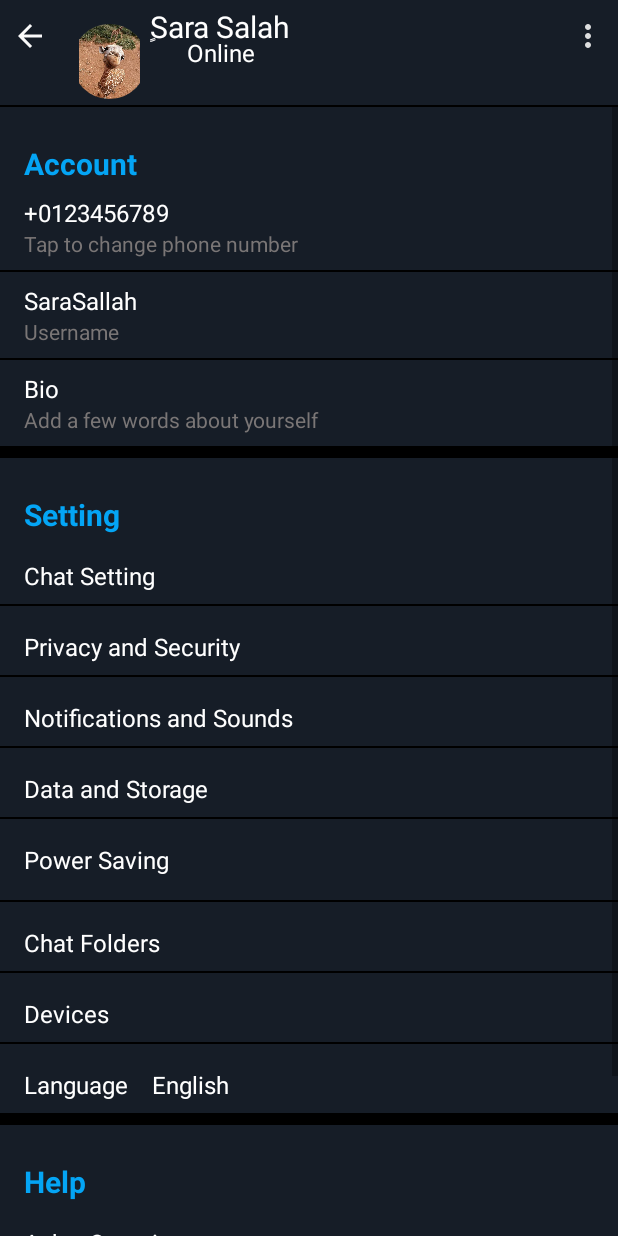
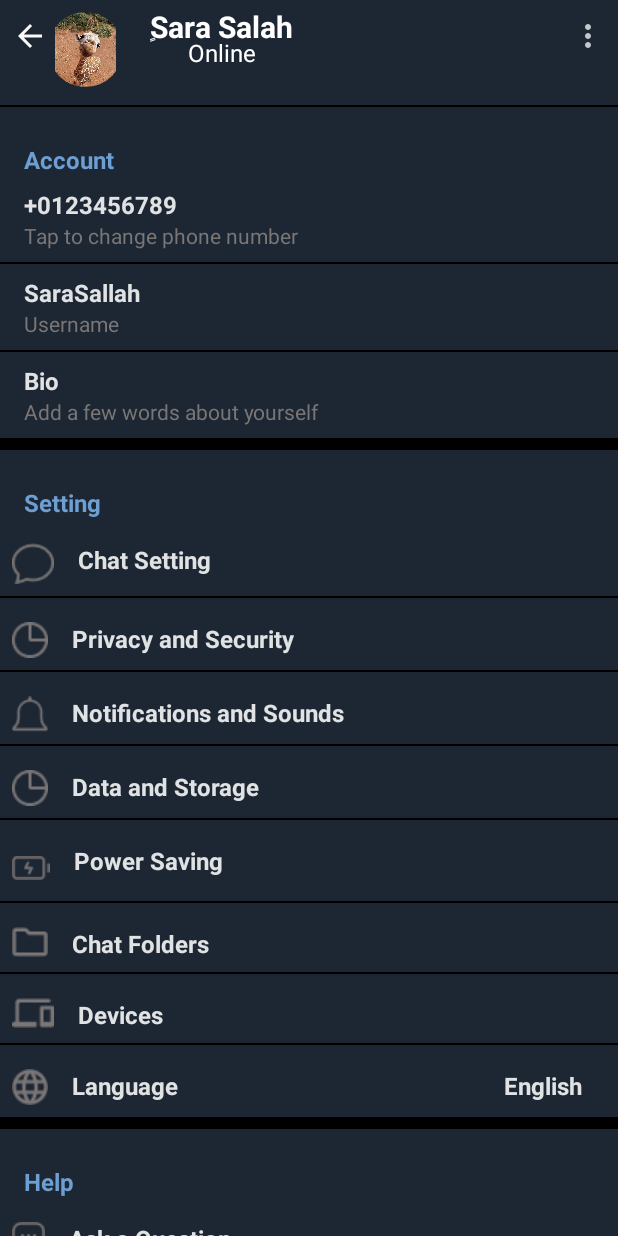
Before and after one commit to SaraSallah/Telegram-Profile, an Android app: the MainActivity screen opened directly, with no data from a screen before it, on a phone screen of 412 x 824 dp. Run offline under Robolectric (Android 15) with nearby library versions, the phone set to English and light mode, and no system bars.

Commit message:
update ui

```diff
--- /dev/null
+++ b/app/src/main/res/drawable/image_circle.xml
@@ -0,0 +1,6 @@
+<?xml version="1.0" encoding="utf-8"?>
+<shape xmlns:android="http://schemas.android.com/apk/res/android">
+    <corners
+        android:radius="50dp"/>
+
+</shape>
--- a/app/src/main/res/layout/activity_main.xml
+++ b/app/src/main/res/layout/activity_main.xml
@@ -23,6 +23,7 @@
         android:layout_width="50dp"
         android:layout_height="50dp"
         android:layout_marginStart="24dp"
+        android:background="@drawable/image_circle"
         android:layout_marginTop="8dp"
         android:src="@drawable/gra"
         app:layout_constraintStart_toStartOf="parent"
@@ -59,7 +60,7 @@
         android:textSize="@dimen/medium_text_Size"
         android:layout_marginBottom="@dimen/small_margin"
         android:paddingTop="4dp"
-        android:textColor="@color/white"
+        android:textColor="@color/White"
         app:layout_constraintStart_toStartOf="parent"
         app:layout_constraintTop_toTopOf="parent" />
 
@@ -68,7 +69,7 @@
         android:layout_width="wrap_content"
         android:layout_height="wrap_content"
         android:text="Online"
-        android:textColor="@color/white"
+        android:textColor="@color/White"
         android:paddingTop="24dp"
         android:textSize="@dimen/small_text_Size"
         app:layout_constraintEnd_toEndOf="@+id/name"
@@ -77,7 +78,7 @@
         tools:ignore="MissingConstraints"
         tools:layout_editor_absoluteY="31dp" />
 
-    <ScrollView
+    <androidx.core.widget.NestedScrollView
         android:id="@+id/scrollView2"
         android:layout_width="match_parent"
         android:layout_height="match_parent"
@@ -166,6 +167,12 @@
                 android:orientation="horizontal"
                 android:paddingTop="@dimen/small_padding"
                 android:paddingBottom="@dimen/small_padding">
+                <ImageView
+                    android:layout_width="wrap_content"
+                    android:layout_marginStart="@dimen/medium_margin"
+                    android:layout_height="wrap_content"
+                    android:layout_marginTop="@dimen/medium_margin"
+                    android:src="@drawable/chat"/>
 
                 <TextView
                     style="@style/normal"
@@ -186,6 +193,12 @@
                 android:orientation="horizontal"
                 android:paddingTop="@dimen/small_padding"
                 android:paddingBottom="@dimen/small_padding">
+                <ImageView
+                    android:layout_width="wrap_content"
+                    android:layout_marginStart="@dimen/medium_margin"
+                    android:layout_height="wrap_content"
+                    android:layout_marginTop="@dimen/medium_margin"
+                    android:src="@drawable/data"/>
 
                 <TextView
                     style="@style/normal"
@@ -209,6 +222,13 @@
                 android:paddingTop="@dimen/small_padding"
                 android:paddingBottom="@dimen/small_padding">
 
+                <ImageView
+                    android:layout_width="wrap_content"
+                    android:layout_marginStart="@dimen/medium_margin"
+                    android:layout_height="wrap_content"
+                    android:layout_marginTop="@dimen/medium_margin"
+                    android:src="@drawable/notificaton"/>
+
                 <TextView
                     style="@style/normal"
                     android:layout_width="match_parent"
@@ -228,6 +248,13 @@
                 android:orientation="horizontal"
                 android:paddingTop="@dimen/small_padding"
                 android:paddingBottom="@dimen/small_padding">
+                <ImageView
+                    android:layout_width="wrap_content"
+                    android:layout_marginStart="@dimen/medium_margin"
+                    android:layout_height="wrap_content"
+                    android:layout_marginTop="@dimen/medium_margin"
+                    android:src="@drawable/data"/>
+
 
                 <TextView
                     style="@style/normal"
@@ -248,6 +275,12 @@
                 android:orientation="horizontal"
                 android:paddingTop="@dimen/small_padding"
                 android:paddingBottom="@dimen/small_padding">
+                <ImageView
+                    android:layout_width="wrap_content"
+                    android:layout_marginStart="@dimen/medium_margin"
+                    android:layout_height="wrap_content"
+                    android:layout_marginTop="@dimen/large_margin"
+                    android:src="@drawable/power"/>
 
                 <TextView
                     style="@style/normal"
@@ -272,6 +305,13 @@
                 android:paddingTop="@dimen/small_padding"
                 android:paddingBottom="@dimen/small_padding">
 
+                <ImageView
+                    android:layout_width="wrap_content"
+                    android:layout_height="wrap_content"
+                    android:layout_marginStart="@dimen/medium_margin"
+                    android:layout_marginTop="@dimen/medium_margin"
+                    android:src="@drawable/chatfolder"/>
+
                 <TextView
                     style="@style/normal"
                     android:layout_width="match_parent"
@@ -291,6 +331,12 @@
                 android:orientation="horizontal"
                 android:paddingTop="@dimen/small_padding"
                 android:paddingBottom="@dimen/small_padding">
+                <ImageView
+                    android:layout_width="wrap_content"
+                    android:layout_marginStart="@dimen/medium_margin"
+                    android:layout_height="wrap_content"
+                    android:layout_marginTop="@dimen/medium_margin"
+                    android:src="@drawable/devices"/>
 
                 <TextView
                     style="@style/normal"
@@ -312,15 +358,24 @@
                 android:orientation="horizontal"
                 android:paddingTop="@dimen/small_padding"
                 android:paddingBottom="@dimen/small_padding">
+                <ImageView
+                    android:layout_width="wrap_content"
+                    android:layout_marginStart="@dimen/medium_margin"
+                    android:layout_height="wrap_content"
+                    android:layout_marginTop="@dimen/medium_margin"
+                    android:src="@drawable/language"/>
 
                 <TextView
                     style="@style/normal"
                     android:layout_width="wrap_content"
                     android:layout_height="wrap_content"
+                    android:layout_weight="1"
                     android:text="Language" />
+
 
                 <TextView
                     style="@style/normal"
+                    android:layout_marginEnd="@dimen/large_padding"
                     android:layout_width="wrap_content"
                     android:layout_height="wrap_content"
 
@@ -346,6 +401,12 @@
                 android:orientation="horizontal"
                 android:paddingTop="@dimen/small_padding"
                 android:paddingBottom="@dimen/small_padding">
+                <ImageView
+                    android:layout_width="wrap_content"
+                    android:layout_marginStart="@dimen/medium_margin"
+                    android:layout_height="wrap_content"
+                    android:layout_marginTop="@dimen/medium_margin"
+                    android:src="@drawable/chatsetting"/>
 
                 <TextView
                     style="@style/normal"
@@ -366,6 +427,12 @@
                 android:orientation="horizontal"
                 android:paddingTop="@dimen/small_padding"
                 android:paddingBottom="@dimen/small_padding">
+                <ImageView
+                    android:layout_width="wrap_content"
+                    android:layout_marginStart="@dimen/medium_margin"
+                    android:layout_height="wrap_content"
+                    android:layout_marginTop="@dimen/medium_margin"
+                    android:src="@drawable/fsq"/>
 
                 <TextView
                     style="@style/normal"
@@ -386,6 +453,12 @@
                 android:orientation="horizontal"
                 android:paddingTop="@dimen/small_padding"
                 android:paddingBottom="@dimen/small_padding">
+                <ImageView
+                    android:layout_width="wrap_content"
+                    android:layout_marginStart="@dimen/medium_margin"
+                    android:layout_height="wrap_content"
+                    android:layout_marginTop="@dimen/medium_margin"
+                    android:src="@drawable/privacyp"/>
 
                 <TextView
                     style="@style/normal"
@@ -399,7 +472,7 @@
         </LinearLayout>
 
 
-    </ScrollView>
+    </androidx.core.widget.NestedScrollView>
 
 
 </androidx.constraintlayout.motion.widget.MotionLayout>
--- a/app/src/main/res/values/colors.xml
+++ b/app/src/main/res/values/colors.xml
@@ -6,9 +6,10 @@
     <color name="teal_200">#FF03DAC5</color>
     <color name="teal_700">#FF018786</color>
     <color name="black">#FF000000</color>
-    <color name="white">#FFFFFFFF</color>
+    <color name="white">#DDFFFFFF</color>
     <color name="dark">#1A394A</color>
-    <color name="back">#161D27</color>
-    <color name="telegram">#04A5F5</color>
+    <color name="back">#1D2733</color>
+    <color name="telegram">#6E9FD3</color>
     <color name="hint">#7A7676</color>
+    <color name="White">#FFFFFF</color>
 </resources>
--- a/app/src/main/res/values/themes.xml
+++ b/app/src/main/res/values/themes.xml
@@ -18,7 +18,7 @@
     <item name="android:layout_marginStart">@dimen/large_margin</item>
     <item name="android:paddingTop">@dimen/small_padding</item>
     <item name="android:textSize">@dimen/small_text_Size</item>
-    <item name="android:textStyle">normal</item>
+        <item name="android:textStyle">bold</item>
 </style>
     <style name="hint" parent="Widget.AppCompat.TextView">
         <item name="android:textColor" >@color/hint</item>
@@ -29,7 +29,7 @@
     </style>
     <style name="Telegram" parent="Widget.AppCompat.TextView">
         <item name="android:textColor">@color/telegram</item>
-        <item name="android:textSize">@dimen/medium_text_Size</item>
+        <item name="android:textSize">@dimen/small_text_Size</item>
         <item name="android:layout_marginStart">@dimen/large_margin</item>
         <item name="android:textStyle">bold</item>
         <item name="android:paddingTop">@dimen/large_padding</item>
--- a/app/src/main/res/xml/activity_main_scene2.xml
+++ b/app/src/main/res/xml/activity_main_scene2.xml
@@ -33,11 +33,11 @@
             android:layout_width="50dp"
             android:layout_height="50dp"
             motion:layout_constraintBaseline_toBottomOf="parent"
-            android:layout_marginStart="40dp"
+            android:layout_marginStart="24dp"
             motion:layout_constraintStart_toStartOf="@id/icBack"
             android:id="@+id/profilePic"
             motion:layout_constraintTop_toTopOf="parent"
-            android:layout_marginTop="16dp"
+            android:layout_marginTop="8dp"
             android:layout_marginLeft="40dp" />
         <Constraint
             motion:layout_constraintEnd_toEndOf="parent"
@@ -109,18 +109,18 @@
             android:layout_height="match_parent"
             motion:layout_constraintTop_toTopOf="@+id/topBar"
             motion:layout_constraintStart_toStartOf="parent"
-            android:layout_marginTop="350dp" />
+            android:layout_marginTop="380dp" />
 
         <Constraint
             android:layout_width="match_parent"
-            android:layout_height="350dp"
+            android:layout_height="380dp"
             android:layout_marginStart="0dp"
             motion:layout_constraintStart_toStartOf="parent"
             android:id="@+id/profilePic"
             motion:layout_constraintTop_toTopOf="parent"
             motion:layout_constraintEnd_toStartOf="@id/icMore"
             android:scaleX="1.7"
-            android:scaleY="1.3" />
+            android:scaleY="1.2" />
 
         <Constraint
             android:layout_width="wrap_content"
@@ -129,7 +129,7 @@
             motion:layout_constraintTop_toTopOf="parent"
             motion:layout_constraintStart_toStartOf="parent"
             android:id="@+id/name"
-            android:layout_marginTop="280dp" />
+            android:layout_marginTop="320dp" />
         <Constraint
             android:id="@+id/name"
             android:layout_width="wrap_content"
@@ -137,7 +137,7 @@
             android:layout_marginStart="8dp"
             motion:layout_constraintTop_toTopOf="parent"
             motion:layout_constraintStart_toStartOf="parent"
-            android:layout_marginTop="300dp" />
+            android:layout_marginTop="330dp" />
         <Constraint
             android:id="@+id/number"
             motion:layout_constraintEnd_toEndOf="@+id/name"
```
Also changed, not shown: app/src/main/res/drawable/chat.png (added), app/src/main/res/drawable/chatfolder.png (added), app/src/main/res/drawable/chatsetting.png (added), app/src/main/res/drawable/data.png (added), app/src/main/res/drawable/devices.png (added), app/src/main/res/drawable/fsq.png (added), app/src/main/res/drawable/language.png (added), app/src/main/res/drawable/notificaton.png (added), app/src/main/res/drawable/power.png (added), app/src/main/res/drawable/privacy.png (added), app/src/main/res/drawable/privacyp.png (added).
